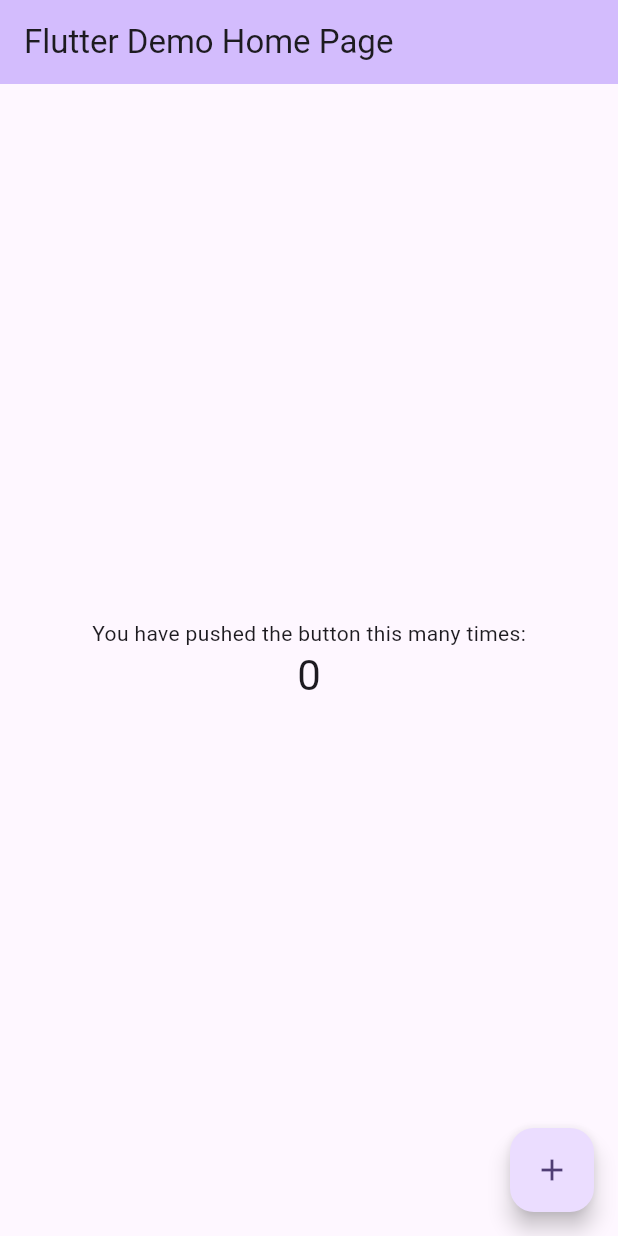
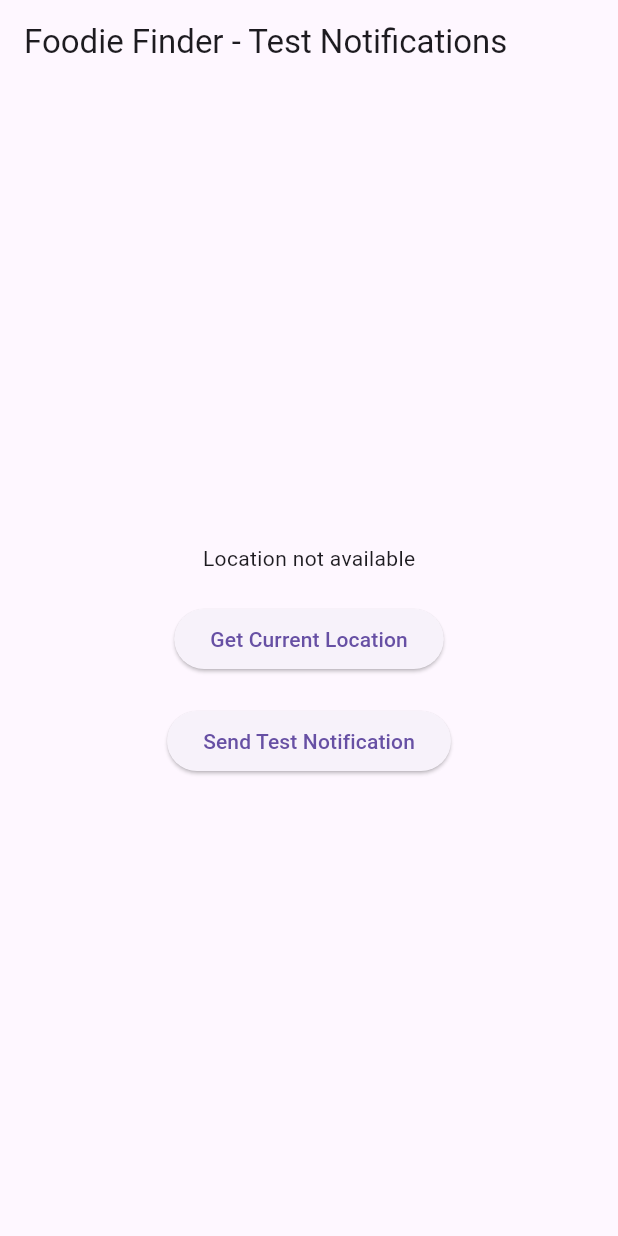
Before and after one commit to lazytitan1234/CPD_SWD6.2B, a Flutter app: the screen it shows after launch, on a phone screen of 412 x 824 dp. Run offline on Flutter 3.47's test engine with Material 3 defaults, Android fonts, the phone set to English and light mode, and no system bars; our stand-ins replace flutter_local_notifications, geolocator, timezone.

Commit message:
Added location, main screen and still working on the notifications

```diff
--- a/lib/main.dart
+++ b/lib/main.dart
@@ -1,125 +1,10 @@
 import 'package:flutter/material.dart';
+import 'package:foodfinder/views/main_screen.dart';
 
-void main() {
-  runApp(const MyApp());
+Future<void> main() async {
+  WidgetsFlutterBinding.ensureInitialized();
+
+  runApp(const MaterialApp(
+    home: MainScreen(),
+  ));
 }
-
-class MyApp extends StatelessWidget {
-  const MyApp({super.key});
-
-  // This widget is the root of your application.
-  @override
-  Widget build(BuildContext context) {
-    return MaterialApp(
-      title: 'Flutter Demo',
-      theme: ThemeData(
-        // This is the theme of your application.
-        //
-        // TRY THIS: Try running your application with "flutter run". You'll see
-        // the application has a purple toolbar. Then, without quitting the app,
-        // try changing the seedColor in the colorScheme below to Colors.green
-        // and then invoke "hot reload" (save your changes or press the "hot
-        // reload" button in a Flutter-supported IDE, or press "r" if you used
-        // the command line to start the app).
-        //
-        // Notice that the counter didn't reset back to zero; the application
-        // state is not lost during the reload. To reset the state, use hot
-        // restart instead.
-        //
-        // This works for code too, not just values: Most code changes can be
-        // tested with just a hot reload.
-        colorScheme: ColorScheme.fromSeed(seedColor: Colors.deepPurple),
-        useMaterial3: true,
-      ),
-      home: const MyHomePage(title: 'Flutter Demo Home Page'),
-    );
-  }
-}
-
-class MyHomePage extends StatefulWidget {
-  const MyHomePage({super.key, required this.title});
-
-  // This widget is the home page of your application. It is stateful, meaning
-  // that it has a State object (defined below) that contains fields that affect
-  // how it looks.
-
-  // This class is the configuration for the state. It holds the values (in this
-  // case the title) provided by the parent (in this case the App widget) and
-  // used by the build method of the State. Fields in a Widget subclass are
-  // always marked "final".
-
-  final String title;
-
-  @override
-  State<MyHomePage> createState() => _MyHomePageState();
-}
-
-class _MyHomePageState extends State<MyHomePage> {
-  int _counter = 0;
-
-  void _incrementCounter() {
-    setState(() {
-      // This call to setState tells the Flutter framework that something has
-      // changed in this State, which causes it to rerun the build method below
-      // so that the display can reflect the updated values. If we changed
-      // _counter without calling setState(), then the build method would not be
-      // called again, and so nothing would appear to happen.
-      _counter++;
-    });
-  }
-
-  @override
-  Widget build(BuildContext context) {
-    // This method is rerun every time setState is called, for instance as done
-    // by the _incrementCounter method above.
-    //
-    // The Flutter framework has been optimized to make rerunning build methods
-    // fast, so that you can just rebuild anything that needs updating rather
-    // than having to individually change instances of widgets.
-    return Scaffold(
-      appBar: AppBar(
-        // TRY THIS: Try changing the color here to a specific color (to
-        // Colors.amber, perhaps?) and trigger a hot reload to see the AppBar
-        // change color while the other colors stay the same.
-        backgroundColor: Theme.of(context).colorScheme.inversePrimary,
-        // Here we take the value from the MyHomePage object that was created by
-        // the App.build method, and use it to set our appbar title.
-        title: Text(widget.title),
-      ),
-      body: Center(
-        // Center is a layout widget. It takes a single child and positions it
-        // in the middle of the parent.
-        child: Column(
-          // Column is also a layout widget. It takes a list of children and
-          // arranges them vertically. By default, it sizes itself to fit its
-          // children horizontally, and tries to be as tall as its parent.
-          //
-          // Column has various properties to control how it sizes itself and
-          // how it positions its children. Here we use mainAxisAlignment to
-          // center the children vertically; the main axis here is the vertical
-          // axis because Columns are vertical (the cross axis would be
-          // horizontal).
-          //
-          // TRY THIS: Invoke "debug painting" (choose the "Toggle Debug Paint"
-          // action in the IDE, or press "p" in the console), to see the
-          // wireframe for each widget.
-          mainAxisAlignment: MainAxisAlignment.center,
-          children: <Widget>[
-            const Text(
-              'You have pushed the button this many times:',
-            ),
-            Text(
-              '$_counter',
-              style: Theme.of(context).textTheme.headlineMedium,
-            ),
-          ],
-        ),
-      ),
-      floatingActionButton: FloatingActionButton(
-        onPressed: _incrementCounter,
-        tooltip: 'Increment',
-        child: const Icon(Icons.add),
-      ), // This trailing comma makes auto-formatting nicer for build methods.
-    );
-  }
-}
--- /dev/null
+++ b/lib/views/main_screen.dart
@@ -0,0 +1,69 @@
+import 'package:flutter/material.dart';
+import 'package:geolocator/geolocator.dart';
+import 'package:foodfinder/services/geolocation_service.dart';
+import 'package:foodfinder/services/notification_service.dart';
+
+class MainScreen extends StatefulWidget {
+  const MainScreen({super.key});
+
+  @override
+  State<MainScreen> createState() => _MainScreenState();
+}
+
+class _MainScreenState extends State<MainScreen> {
+  String locationMessage = "Location not available";
+  final GeolocationService _geoService = GeolocationService();
+  final NotificationService _notificationService = NotificationService();
+
+  @override
+  void initState() {
+    super.initState();
+    _notificationService.init();
+  }
+
+  // Fetch the current location and update the state.
+  Future<void> getLocation() async {
+    try {
+      Position position = await _geoService.getCurrentPosition();
+      setState(() {
+        locationMessage = "Latitude: ${position.latitude}, Longitude: ${position.longitude}";
+      });
+    } catch (e) {
+      setState(() {
+        locationMessage = "Error: $e";
+      });
+    }
+  }
+
+  // Trigger a test local notification.
+  Future<void> sendTestNotification() async {
+    await _notificationService.scheduleNotification("Test Notification", "This is a test notification.", 5);
+  }
+
+  @override
+  Widget build(BuildContext context) {
+    return Scaffold(
+      appBar: AppBar(
+        title: const Text("Foodie Finder - Test Notifications"),
+      ),
+      body: Center(
+        child: Column(
+          mainAxisAlignment: MainAxisAlignment.center,
+          children: [
+            Text(locationMessage),
+            const SizedBox(height: 20),
+            ElevatedButton(
+              onPressed: getLocation,
+              child: const Text("Get Current Location"),
+            ),
+            const SizedBox(height: 20),
+            ElevatedButton(
+              onPressed: sendTestNotification,
+              child: const Text("Send Test Notification"),
+            ),
+          ],
+        ),
+      ),
+    );
+  }
+}
--- a/pubspec.yaml
+++ b/pubspec.yaml
@@ -14,8 +14,8 @@ dependencies:
   firebase_core: ^2.4.1
   firebase_database: ^10.2.1
   geolocator: ^9.0.2
-  flutter_local_notifications: ^12.0.4
-  timezone: ^0.9.0
+  flutter_local_notifications: ^19.0.0
+  timezone: ^0.10.0
   cupertino_icons: ^1.0.8
 
 dev_dependencies:
```
Also changed, not shown: lib/services/notification_service.dart (added, +43 -0 lines), pubspec.lock, 128 other files.
